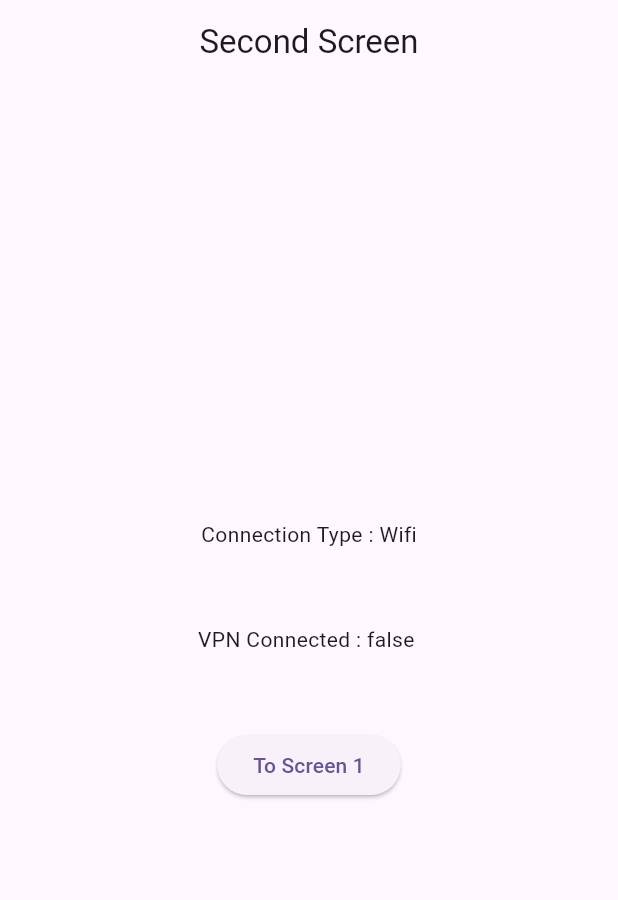
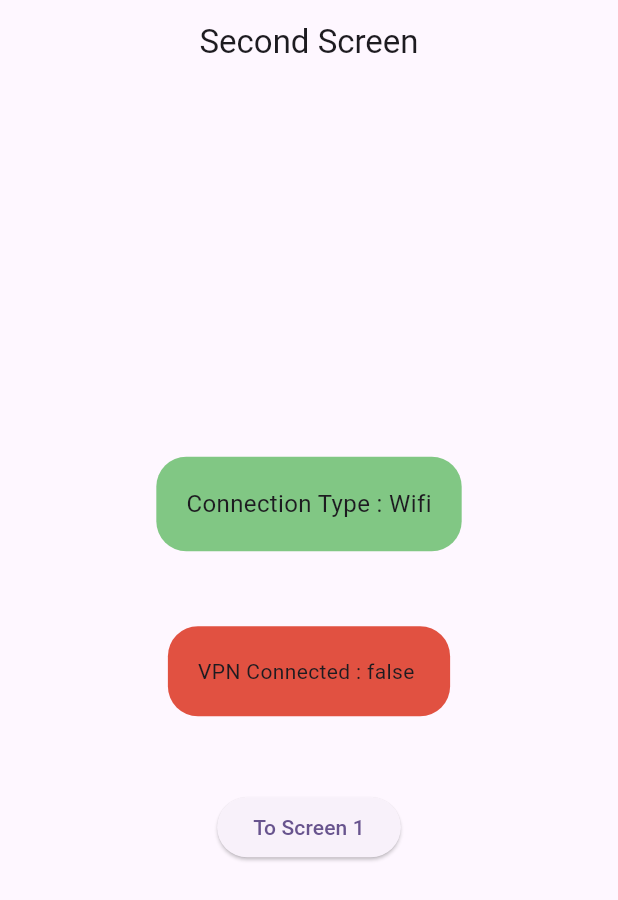
Before and after one commit to khuderhasan/task, a Flutter app: the screen it shows after launch, after a tap on "To Screen 2", on a phone screen of 412 x 824 dp. Shown: the top 900 px of the screen. Run offline on Flutter 3.47's test engine with Material 3 defaults, Android fonts, the phone set to English and light mode, and no system bars; our stand-ins replace connectivity_plus, flutter_bloc, fluttertoast, get_it, internet_connection_checker_plus.

Commit message:
- fixed imports - added color manager

```diff
--- /dev/null
+++ b/lib/core/colors_manager.dart
@@ -0,0 +1,6 @@
+import 'package:flutter/material.dart';
+
+class ColorsManager {
+  static const customRed = Color(0xffE15141);
+  static final customGreen = Colors.green[300];
+}
--- a/lib/core/routes.dart
+++ b/lib/core/routes.dart
@@ -1,5 +1,5 @@
-import 'package:flutter_task/pages/first_page.dart';
-import 'package:flutter_task/pages/second_page.dart';
+import '../pages/first_page.dart';
+import '../pages/second_page.dart';
 
 final routes = {
   FirstPage.routeName: (context) => const FirstPage(),
--- a/lib/core/services/connectivity/connectivity_cubit.dart
+++ b/lib/core/services/connectivity/connectivity_cubit.dart
@@ -1,7 +1,8 @@
 import 'package:connectivity_plus/connectivity_plus.dart';
 import 'package:flutter/material.dart';
 import 'package:flutter_bloc/flutter_bloc.dart';
-import 'package:flutter_task/core/globals.dart';
+import '../../colors_manager.dart';
+import '../../globals.dart';
 import 'package:fluttertoast/fluttertoast.dart';
 import 'package:internet_connection_checker_plus/internet_connection_checker_plus.dart';
 
@@ -63,13 +64,13 @@ void showToast(bool hasInternetAccess) {
     fontSize: 16,
     timeInSecForIosWeb: 5,
     backgroundColor:
-        hasInternetAccess ? Colors.green[300] : const Color(0xffE15141),
+        hasInternetAccess ? ColorsManager.customGreen : ColorsManager.customRed,
     textColor: Colors.white,
   );
   if (!hasInternetAccess) {
     snackbarKey.currentState!.showSnackBar(
       const SnackBar(
-          backgroundColor: Color(0xffE15141),
+          backgroundColor: ColorsManager.customRed,
           duration: Duration(days: 1),
           content: Row(
             children: [
--- a/lib/core/services/dependency_injection/di.dart
+++ b/lib/core/services/dependency_injection/di.dart
@@ -1,5 +1,6 @@
-import 'package:flutter_task/core/services/connectivity/connectivity_cubit.dart';
 import 'package:get_it/get_it.dart';
+
+import '../connectivity/connectivity_cubit.dart';
 
 final getIt = GetIt.instance;
 Future<void> setupGetIt() async {
--- a/lib/main.dart
+++ b/lib/main.dart
@@ -1,6 +1,6 @@
 import 'package:flutter/material.dart';
-import 'package:flutter_task/core/services/dependency_injection/di.dart';
-import 'package:flutter_task/taskapp.dart';
+import 'core/services/dependency_injection/di.dart';
+import 'taskapp.dart';
 
 void main() async {
   WidgetsFlutterBinding.ensureInitialized();
--- a/lib/pages/first_page.dart
+++ b/lib/pages/first_page.dart
@@ -1,7 +1,9 @@
 import 'package:flutter/material.dart';
+import 'package:flutter/widgets.dart';
 import 'package:flutter_bloc/flutter_bloc.dart';
-import 'package:flutter_task/core/services/connectivity/connectivity_cubit.dart';
-import 'package:flutter_task/pages/second_page.dart';
+import '../core/colors_manager.dart';
+import '../core/services/connectivity/connectivity_cubit.dart';
+import 'second_page.dart';
 
 class FirstPage extends StatelessWidget {
   static const routeName = '/first_page';
@@ -25,9 +27,29 @@ class FirstPage extends StatelessWidget {
                   crossAxisAlignment: CrossAxisAlignment.center,
                   mainAxisAlignment: MainAxisAlignment.center,
                   children: [
-                    Text('Connection Type : ${state.connectionType}'),
+                    Container(
+                      padding: const EdgeInsets.all(20),
+                      decoration: BoxDecoration(
+                        color: (state.connectionType == 'Not Connected')
+                            ? ColorsManager.customRed
+                            : ColorsManager.customGreen,
+                        borderRadius: BorderRadius.circular(20),
+                      ),
+                      child: Text(
+                        'Connection Type : ${state.connectionType}',
+                        style: const TextStyle(fontSize: 16),
+                      ),
+                    ),
                     const SizedBox(height: 50),
-                    Text('VPN Connected : ${state.vpnConnected} '),
+                    Container(
+                        padding: const EdgeInsets.all(20),
+                        decoration: BoxDecoration(
+                          color: (!state.vpnConnected!)
+                              ? ColorsManager.customRed
+                              : ColorsManager.customGreen,
+                          borderRadius: BorderRadius.circular(20),
+                        ),
+                        child: Text('VPN Connected : ${state.vpnConnected} ')),
                     const SizedBox(height: 50),
                     ElevatedButton(
                         onPressed: () => Navigator.of(context)
--- a/lib/pages/second_page.dart
+++ b/lib/pages/second_page.dart
@@ -1,7 +1,8 @@
 import 'package:flutter/material.dart';
 import 'package:flutter_bloc/flutter_bloc.dart';
-import 'package:flutter_task/core/services/connectivity/connectivity_cubit.dart';
-import 'package:flutter_task/pages/first_page.dart';
+import '../core/colors_manager.dart';
+import '../core/services/connectivity/connectivity_cubit.dart';
+import 'first_page.dart';
 
 class SecondPage extends StatelessWidget {
   static const routeName = '/second_page';
@@ -25,9 +26,29 @@ class SecondPage extends StatelessWidget {
                   crossAxisAlignment: CrossAxisAlignment.center,
                   mainAxisAlignment: MainAxisAlignment.center,
                   children: [
-                    Text('Connection Type : ${state.connectionType}'),
+                    Container(
+                      padding: const EdgeInsets.all(20),
+                      decoration: BoxDecoration(
+                        color: (state.connectionType == 'Not Connected')
+                            ? ColorsManager.customRed
+                            : ColorsManager.customGreen,
+                        borderRadius: BorderRadius.circular(20),
+                      ),
+                      child: Text(
+                        'Connection Type : ${state.connectionType}',
+                        style: const TextStyle(fontSize: 16),
+                      ),
+                    ),
                     const SizedBox(height: 50),
-                    Text('VPN Connected : ${state.vpnConnected} '),
+                    Container(
+                        padding: const EdgeInsets.all(20),
+                        decoration: BoxDecoration(
+                          color: (!state.vpnConnected!)
+                              ? ColorsManager.customRed
+                              : ColorsManager.customGreen,
+                          borderRadius: BorderRadius.circular(20),
+                        ),
+                        child: Text('VPN Connected : ${state.vpnConnected} ')),
                     const SizedBox(height: 50),
                     ElevatedButton(
                         onPressed: () => Navigator.of(context)
```
Also changed, not shown: lib/taskapp.dart (+5 -5 lines).
